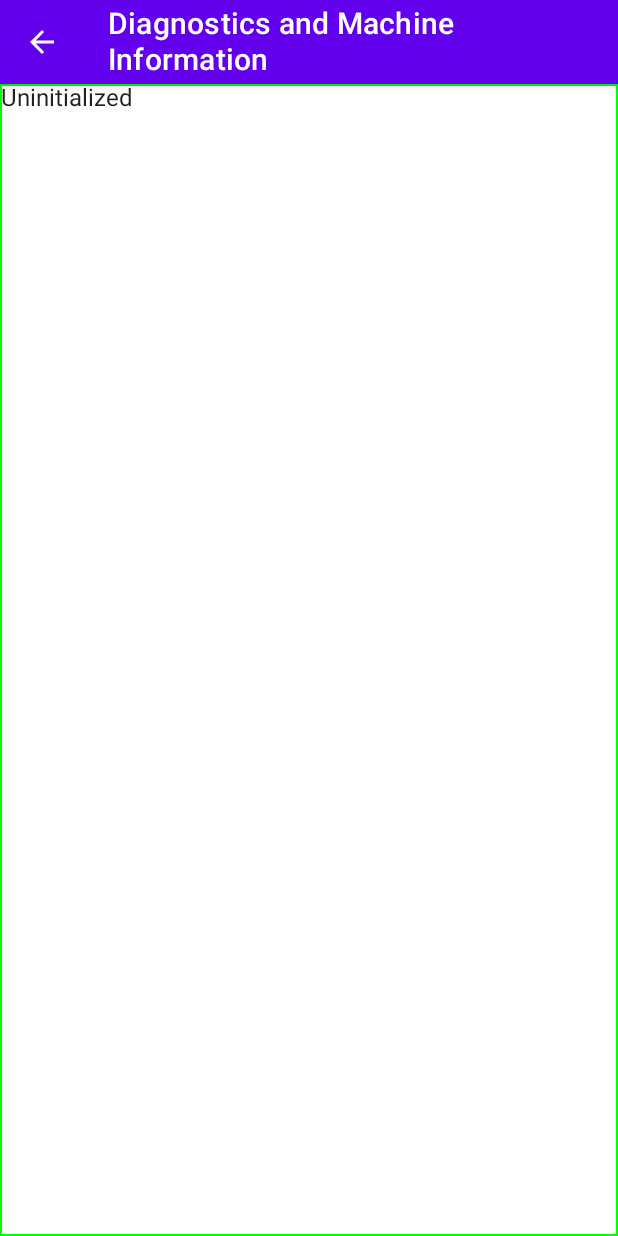
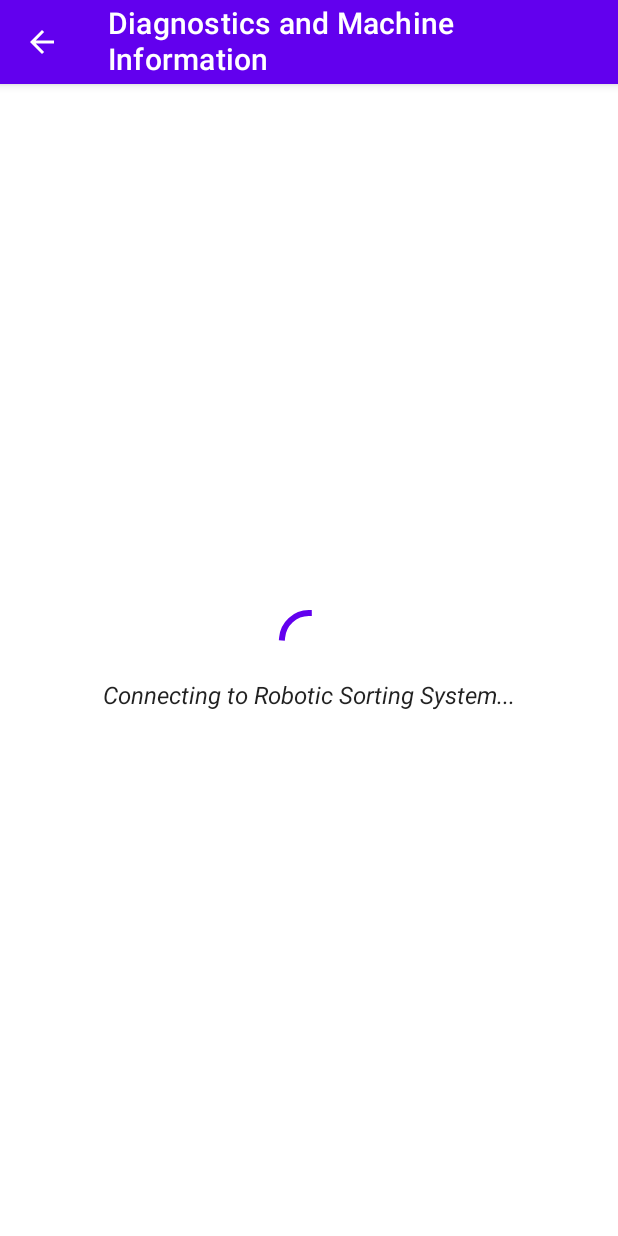
Before and after one commit to tamu-edu-students/Robotic-Sorting-System-Android-App, an Android app built with Jetpack Compose: the MachineInfoScreen screen opened through its navigation route, on a phone screen of 412 x 824 dp. Run offline under Robolectric (Android 15) with nearby library versions, the phone set to English and light mode, and no system bars; our stand-ins replace Dagger/Hilt's generated code.

Commit message:
Added a common loading screen for configuration and machine info screens

```diff
--- a/app/src/main/java/com/example/roboticsortingsystem/components/commonUi.kt
+++ b/app/src/main/java/com/example/roboticsortingsystem/components/commonUi.kt
@@ -3,16 +3,16 @@ package com.example.roboticsortingsystem.components
 import android.content.Context
 import android.widget.Toast
 import androidx.annotation.StringRes
-import androidx.compose.foundation.layout.Spacer
-import androidx.compose.foundation.layout.fillMaxWidth
-import androidx.compose.foundation.layout.height
-import androidx.compose.foundation.layout.widthIn
+import androidx.compose.foundation.layout.*
 import androidx.compose.material.Button
+import androidx.compose.material.CircularProgressIndicator
 import androidx.compose.material.OutlinedButton
 import androidx.compose.material.Text
 import androidx.compose.runtime.Composable
+import androidx.compose.ui.Alignment
 import androidx.compose.ui.Modifier
 import androidx.compose.ui.res.stringResource
+import androidx.compose.ui.text.font.FontStyle
 import androidx.compose.ui.text.font.FontWeight
 import androidx.compose.ui.text.style.TextAlign
 import androidx.compose.ui.unit.dp
@@ -58,3 +58,22 @@ fun ConfigurationApplyButton(
         Text(stringResource(id = R.string.common_send_button))
     }
 }
+
+// Shows a loading screen that prevents the user from interacting with the app before a connection is made
+@Composable
+fun RSSLoadingScreen() {
+    Column(
+        modifier = Modifier
+            .fillMaxWidth()
+            .fillMaxHeight(),
+        horizontalAlignment = Alignment.CenterHorizontally,
+        verticalArrangement = Arrangement.Center,
+    ) {
+        CircularProgressIndicator()
+        Spacer(modifier = Modifier.height(8.dp))
+        Text(
+            text = "Connecting to Robotic Sorting System...",
+            fontStyle = FontStyle.Italic
+        )
+    }
+}
--- a/app/src/main/java/com/example/roboticsortingsystem/ui/theme/MachineInfoScreen.kt
+++ b/app/src/main/java/com/example/roboticsortingsystem/ui/theme/MachineInfoScreen.kt
@@ -27,6 +27,7 @@ import com.example.roboticsortingsystem.RSSViewModel
 import com.example.roboticsortingsystem.bluetooth.ConnectionState
 import com.example.roboticsortingsystem.bluetooth.PermissionState
 import com.example.roboticsortingsystem.bluetooth.SystemBroadcastReceiver
+import com.example.roboticsortingsystem.components.RSSLoadingScreen
 import com.google.accompanist.permissions.ExperimentalPermissionsApi
 import com.google.accompanist.permissions.rememberMultiplePermissionsState
 
@@ -125,8 +126,9 @@ fun MachineInfoScreen(
         }
     }
 
-    // This is a placeholder: actual info will go here during integration in 404
+
     // Nested columns ensure that arrangement works correctly
+    if (bleConnectionState == ConnectionState.Connected) {
         Column(
             modifier = Modifier.fillMaxWidth()
         ) {
@@ -173,6 +175,9 @@ fun MachineInfoScreen(
                 }
             }
         }
+    } else {
+        RSSLoadingScreen()
+    }
 }
 
 @Preview
```
Also changed, not shown: app/src/main/java/com/example/roboticsortingsystem/ui/theme/ColorSortingScreen.kt (+26 -8 lines), app/src/main/java/com/example/roboticsortingsystem/ui/theme/SizeSortingScreen.kt (+3 -15 lines). Lines whose indentation alone changed are shown as unchanged.
